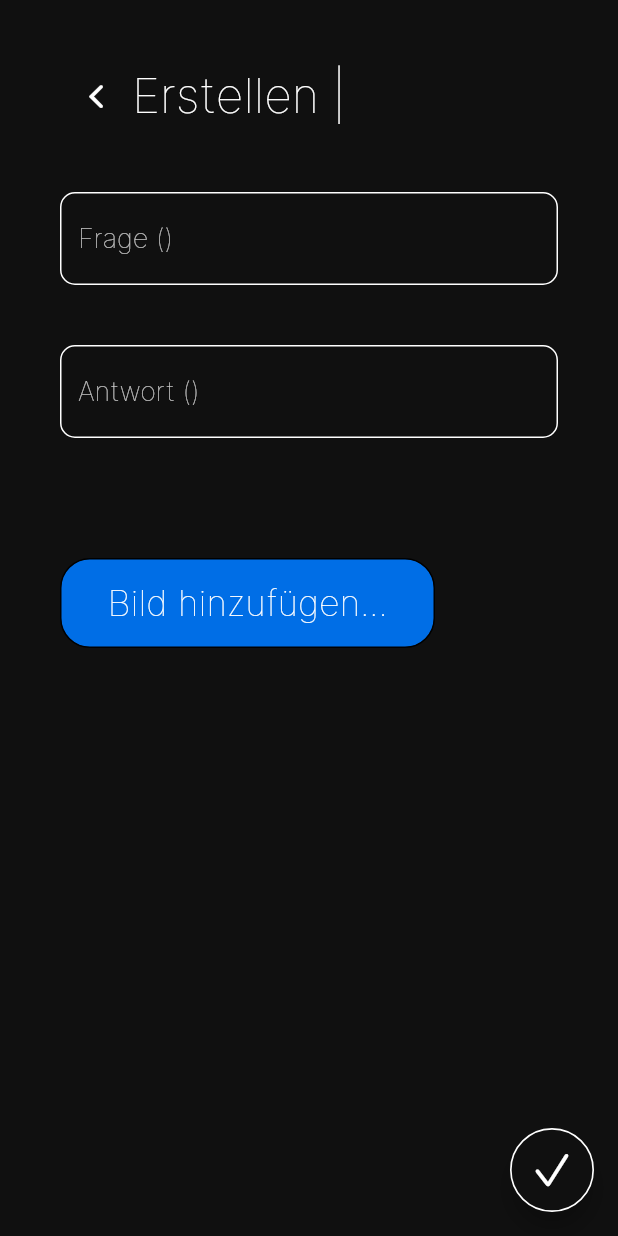
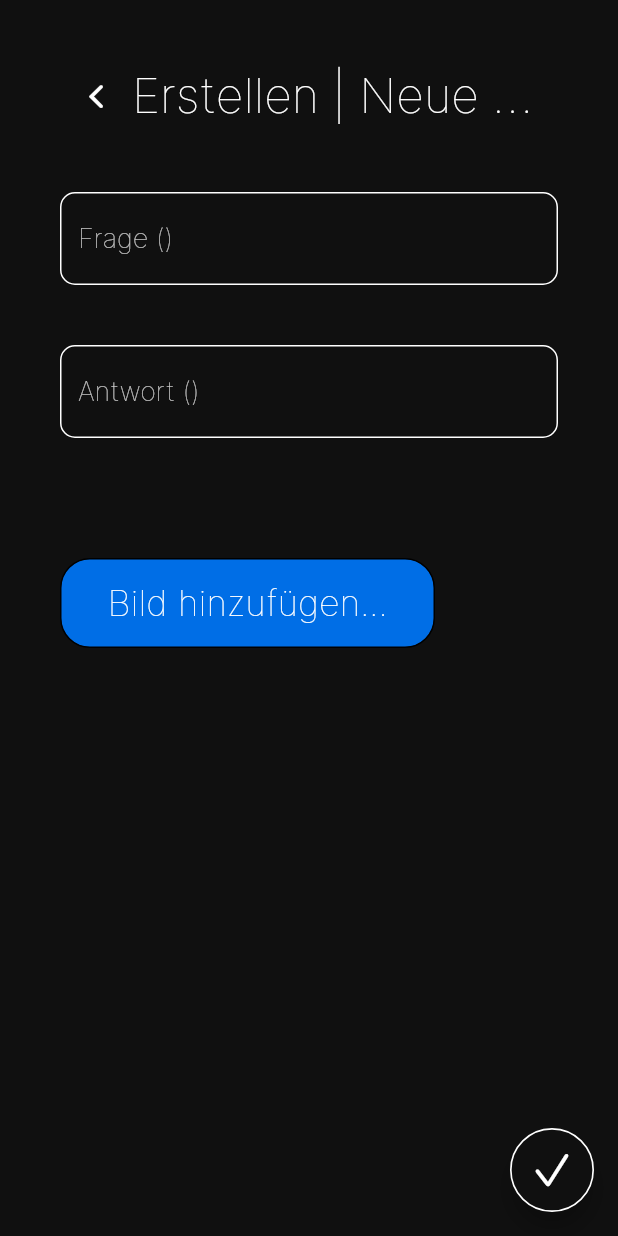
Before and after one commit to LennartSchuermann/Phase-Project, a Flutter app: the QuestionEditScreen screen opened directly with empty values, on a phone screen of 412 x 824 dp. Run offline on Flutter 3.47's test engine with Material 2 defaults, Android fonts, the phone set to English and light mode, and no system bars; our stand-ins replace file_picker; missing offline and left inert: window_manager.

Commit message:
UI fixes

```diff
--- a/phase_project/lib/screens/modul_edit_screen.dart
+++ b/phase_project/lib/screens/modul_edit_screen.dart
@@ -50,7 +50,7 @@ class _ModulEditScreenState extends State<ModulEditScreen> {
                   child: TitleText(
                     content: widget.edit
                         ? "Bearbeiten | ${widget.modul.name}"
-                        : "Erstellen | ${widget.modul.name}",
+                        : "Erstellen | Neues Fach",
                   ),
                 )
               ],
--- a/phase_project/lib/screens/question_edit_screen.dart
+++ b/phase_project/lib/screens/question_edit_screen.dart
@@ -55,7 +55,7 @@ class _QuestionEditScreenState extends State<QuestionEditScreen> {
                   child: TitleText(
                     content: widget.edit
                         ? "Bearbeiten | ${widget.question.question}"
-                        : "Erstellen | ${widget.question.question}",
+                        : "Erstellen | Neue Frage",
                   ),
                 )
               ],
```
